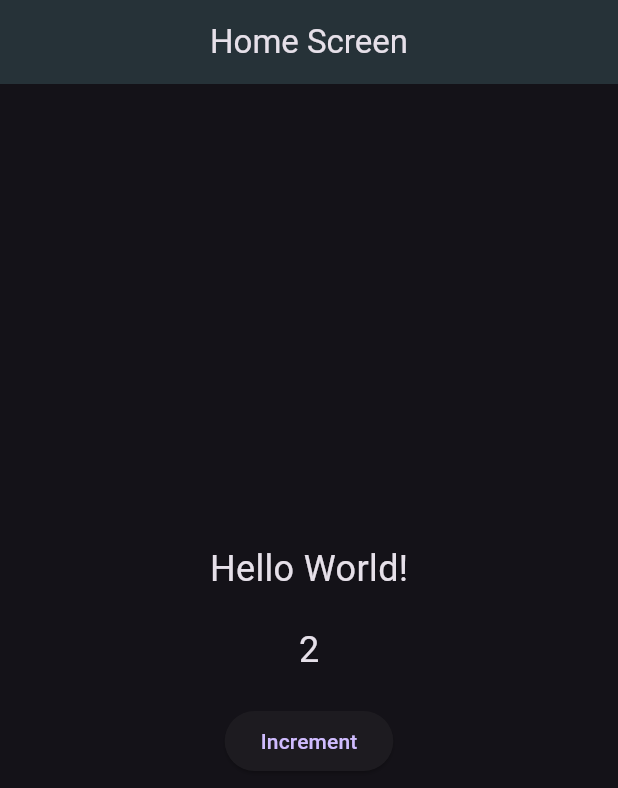
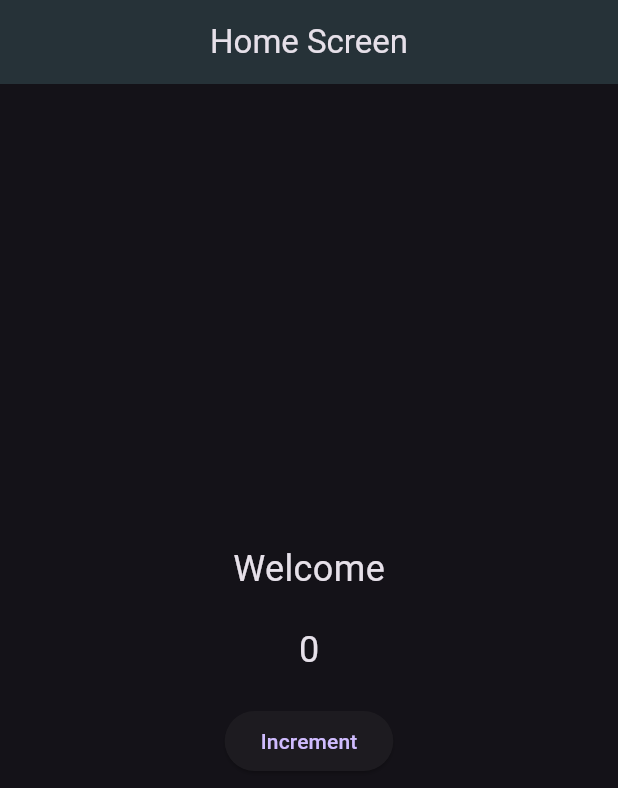
Before and after one commit to sobrinojulian/flutter, a Flutter app: the screen it shows after launch, on a phone screen of 412 x 824 dp. Shown: the top 788 px of the screen. Run offline on Flutter 3.47's test engine with Material 3 defaults, Android fonts, the phone set to English and light mode, and no system bars.

Commit message:
HomeScreen: funca incrementar numero

```diff
--- a/lib/screens/home_screen.dart
+++ b/lib/screens/home_screen.dart
@@ -1,9 +1,20 @@
 import 'package:flutter/material.dart';
 
-class HomeScreen extends StatelessWidget {
-  const HomeScreen({
-    super.key,
-  });
+class HomeScreen extends StatefulWidget {
+  const HomeScreen({super.key});
+
+  @override
+  State<HomeScreen> createState() => _HomeScreenState();
+}
+
+class _HomeScreenState extends State<HomeScreen> {
+  int number = 0;
+
+  void onPressed() {
+    setState(() {
+      number++;
+    });
+  }
 
   @override
   Widget build(BuildContext context) {
@@ -18,27 +29,26 @@ class HomeScreen extends StatelessWidget {
           mainAxisAlignment: MainAxisAlignment.center,
           children: [
             const Text(
-              'Hello World!',
+              'Welcome',
               style: TextStyle(
                 fontSize: 24,
               ),
             ),
             const SizedBox(height: 20),
-            const Text(
-              '2',
-              style: TextStyle(
+            Text(
+              '$number',
+              style: const TextStyle(
                 fontSize: 24,
-              )
+              ),
             ),
             const SizedBox(height: 20),
-            ElevatedButton(onPressed: onPressed, child: const Text('Increment')),
+            ElevatedButton(
+              onPressed: onPressed,
+              child: const Text('Increment'),
+            ),
           ],
         ),
       ),
     );
   }
-
-  void onPressed() {
-
-  }
 }
```
Also changed, not shown: 1 other file.
